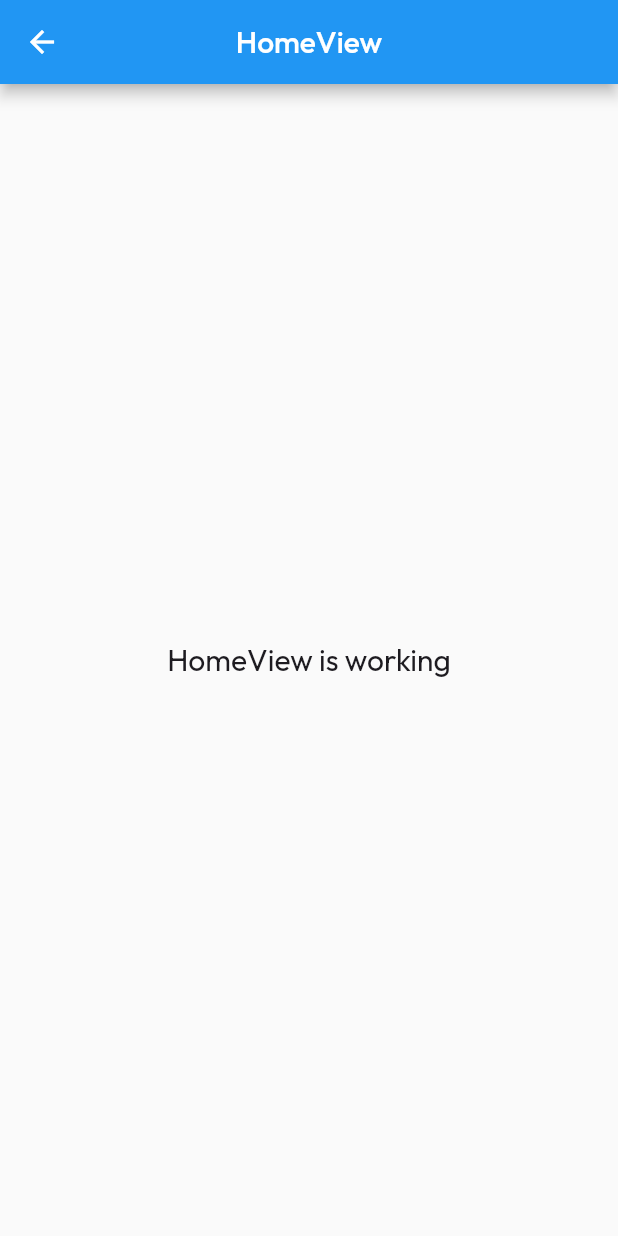
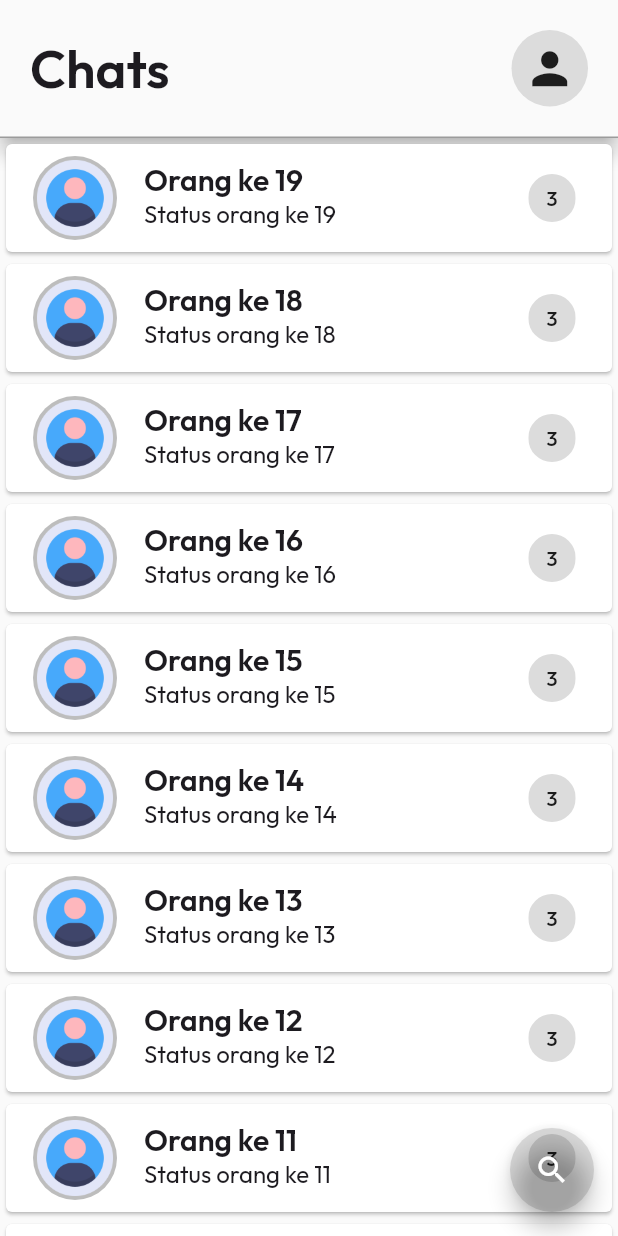
Before and after one commit to LuckyAlmaAficionado/Chat-App, a Flutter app: the HomeView screen opened by its route, on a phone screen of 412 x 824 dp. Run offline on Flutter 3.47's test engine with Material 3 defaults, Android fonts, the phone set to English and light mode, and no system bars; our stand-ins replace avatar_glow, firebase_core, gap, get, google_fonts, hexcolor and 2 more; accounts and stored records are empty.

```diff
--- a/lib/app/modules/home/views/home_view.dart
+++ b/lib/app/modules/home/views/home_view.dart
@@ -1,3 +1,4 @@
+import 'package:chatapp/app/routes/app_pages.dart';
 import 'package:flutter/material.dart';
 
 import 'package:get/get.dart';
@@ -5,19 +6,99 @@ import 'package:get/get.dart';
 import '../controllers/home_controller.dart';
 
 class HomeView extends GetView<HomeController> {
-  const HomeView({Key? key}) : super(key: key);
+  HomeView({Key? key}) : super(key: key);
+
+  final List<Widget> myChats = List.generate(
+    20,
+    (index) => Card(
+      child: ListTile(
+        onTap: () => Get.toNamed(Routes.CHAT_ROOM),
+        leading: CircleAvatar(
+          radius: 30,
+          backgroundColor: Colors.black26,
+          child: Image.asset(
+            'assets/logo/user.png',
+            fit: BoxFit.cover,
+          ),
+        ),
+        title: Text(
+          'Orang ke $index',
+          style: TextStyle(
+            fontSize: 20,
+            fontWeight: FontWeight.w600,
+          ),
+        ),
+        subtitle: Text(
+          'Status orang ke $index',
+          style: TextStyle(
+            fontSize: 16,
+            fontWeight: FontWeight.normal,
+          ),
+        ),
+        trailing: Chip(label: Text('3')),
+      ),
+    ),
+  ).reversed.toList();
+
   @override
   Widget build(BuildContext context) {
     return Scaffold(
-      appBar: AppBar(
-        title: const Text('HomeView'),
-        centerTitle: true,
+      body: Column(
+        children: [
+          Material(
+            elevation: 5,
+            child: Container(
+              decoration: BoxDecoration(
+                border: Border(
+                  bottom: BorderSide(
+                    color: Colors.black38,
+                  ),
+                ),
+              ),
+              margin: EdgeInsets.only(top: context.mediaQueryPadding.top),
+              padding: const EdgeInsets.fromLTRB(20, 20, 20, 20),
+              child: Row(
+                mainAxisAlignment: MainAxisAlignment.spaceBetween,
+                children: [
+                  Text(
+                    'Chats',
+                    style: TextStyle(
+                      fontSize: 35,
+                      fontWeight: FontWeight.w600,
+                    ),
+                  ),
+                  Material(
+                    color: Colors.black12,
+                    borderRadius: BorderRadius.circular(100),
+                    child: InkWell(
+                      onTap: () => Get.toNamed(Routes.PROFILE),
+                      borderRadius: BorderRadius.circular(100),
+                      child: Padding(
+                        padding: const EdgeInsets.all(8.0),
+                        child: Icon(
+                          Icons.person,
+                          size: 35,
+                        ),
+                      ),
+                    ),
+                  ),
+                ],
+              ),
+            ),
+          ),
+          Expanded(
+            child: ListView.builder(
+              itemCount: myChats.length,
+              padding: EdgeInsets.zero,
+              itemBuilder: (context, index) => myChats[index],
+            ),
+          )
+        ],
       ),
-      body: const Center(
-        child: Text(
-          'HomeView is working',
-          style: TextStyle(fontSize: 20),
-        ),
+      floatingActionButton: FloatingActionButton(
+        onPressed: () => Get.toNamed(Routes.SEARCH),
+        child: Icon(Icons.search),
+        backgroundColor: Colors.black12,
       ),
     );
   }
--- a/lib/app/modules/login/views/login_view.dart
+++ b/lib/app/modules/login/views/login_view.dart
@@ -2,7 +2,6 @@ import 'package:flutter/material.dart';
 import 'package:gap/gap.dart';
 
 import 'package:get/get.dart';
-import 'package:google_fonts/google_fonts.dart';
 import 'package:lottie/lottie.dart';
 
 import '../controllers/login_controller.dart';
--- /dev/null
+++ b/lib/app/modules/search/controllers/search_controller.dart
@@ -0,0 +1,3 @@
+import 'package:get/get.dart';
+
+class SearchC extends GetxController {}
--- a/lib/app/routes/app_pages.dart
+++ b/lib/app/routes/app_pages.dart
@@ -1,11 +1,17 @@
 import 'package:get/get.dart';
 
+import '../modules/chat_room/bindings/chat_room_binding.dart';
+import '../modules/chat_room/views/chat_room_view.dart';
 import '../modules/home/bindings/home_binding.dart';
 import '../modules/home/views/home_view.dart';
 import '../modules/introduction/bindings/introduction_binding.dart';
 import '../modules/introduction/views/introduction_view.dart';
 import '../modules/login/bindings/login_binding.dart';
 import '../modules/login/views/login_view.dart';
+import '../modules/profile/bindings/profile_binding.dart';
+import '../modules/profile/views/profile_view.dart';
+import '../modules/search/bindings/search_binding.dart';
+import '../modules/search/views/search_view.dart';
 
 part 'app_routes.dart';
 
@@ -17,7 +23,7 @@ class AppPages {
   static final routes = [
     GetPage(
       name: _Paths.HOME,
-      page: () => const HomeView(),
+      page: () => HomeView(),
       binding: HomeBinding(),
     ),
     GetPage(
@@ -30,5 +36,20 @@ class AppPages {
       page: () => const IntroductionView(),
       binding: IntroductionBinding(),
     ),
+    GetPage(
+      name: _Paths.PROFILE,
+      page: () => const ProfileView(),
+      binding: ProfileBinding(),
+    ),
+    GetPage(
+      name: _Paths.CHAT_ROOM,
+      page: () => const ChatRoomView(),
+      binding: ChatRoomBinding(),
+    ),
+    GetPage(
+      name: _Paths.SEARCH,
+      page: () => SearchView(),
+      binding: SearchBinding(),
+    ),
   ];
 }
--- a/lib/app/routes/app_routes.dart
+++ b/lib/app/routes/app_routes.dart
@@ -6,6 +6,9 @@ abstract class Routes {
   static const HOME = _Paths.HOME;
   static const LOGIN = _Paths.LOGIN;
   static const INTRODUCTION = _Paths.INTRODUCTION;
+  static const PROFILE = _Paths.PROFILE;
+  static const CHAT_ROOM = _Paths.CHAT_ROOM;
+  static const SEARCH = _Paths.SEARCH;
 }
 
 abstract class _Paths {
@@ -13,4 +16,7 @@ abstract class _Paths {
   static const HOME = '/home';
   static const LOGIN = '/login';
   static const INTRODUCTION = '/introduction';
+  static const PROFILE = '/profile';
+  static const CHAT_ROOM = '/chat-room';
+  static const SEARCH = '/search';
 }
--- a/lib/main.dart
+++ b/lib/main.dart
@@ -6,7 +6,6 @@ import 'package:get/get.dart';
 
 import 'package:chatapp/app/utils/error_screen.dart';
 import 'package:chatapp/app/utils/loading_screen.dart';
-import 'package:chatapp/app/utils/splash_screen.dart';
 import 'package:chatapp/firebase_options.dart';
 import 'package:google_fonts/google_fonts.dart';
 
@@ -40,12 +39,13 @@ class MyApp extends StatelessWidget {
         if (snapshot.connectionState == ConnectionState.done) {
           return GetMaterialApp(
             title: 'Chat App',
+            debugShowCheckedModeBanner: false,
             theme: ThemeData(
               useMaterial3: false,
               textTheme: GoogleFonts.outfitTextTheme(),
               primaryTextTheme: GoogleFonts.outfitTextTheme(),
             ),
-            initialRoute: Routes.LOGIN,
+            initialRoute: Routes.PROFILE,
             getPages: AppPages.routes,
           );
           // return FutureBuilder(
--- a/pubspec.yaml
+++ b/pubspec.yaml
@@ -16,6 +16,7 @@ dependencies:
   google_fonts: 6.1.0
   hexcolor: 3.0.1
   gap: 3.0.1
+  avatar_glow: 3.0.1
   flutter:
     sdk: flutter
 
```
Also changed, not shown: lib/app/modules/chat_room/bindings/chat_room_binding.dart (added, +12 -0 lines), lib/app/modules/chat_room/controllers/chat_room_controller.dart (added, +23 -0 lines), lib/app/modules/chat_room/views/chat_room_view.dart (added, +24 -0 lines), lib/app/modules/profile/bindings/profile_binding.dart (added, +12 -0 lines), lib/app/modules/profile/controllers/profile_controller.dart (added, +23 -0 lines), lib/app/modules/profile/views/profile_view.dart (added, +131 -0 lines), lib/app/modules/search/bindings/search_binding.dart (added, +12 -0 lines), lib/app/modules/search/views/search_view.dart (added, +121 -0 lines), assets/logo/user.png (added), pubspec.lock.
